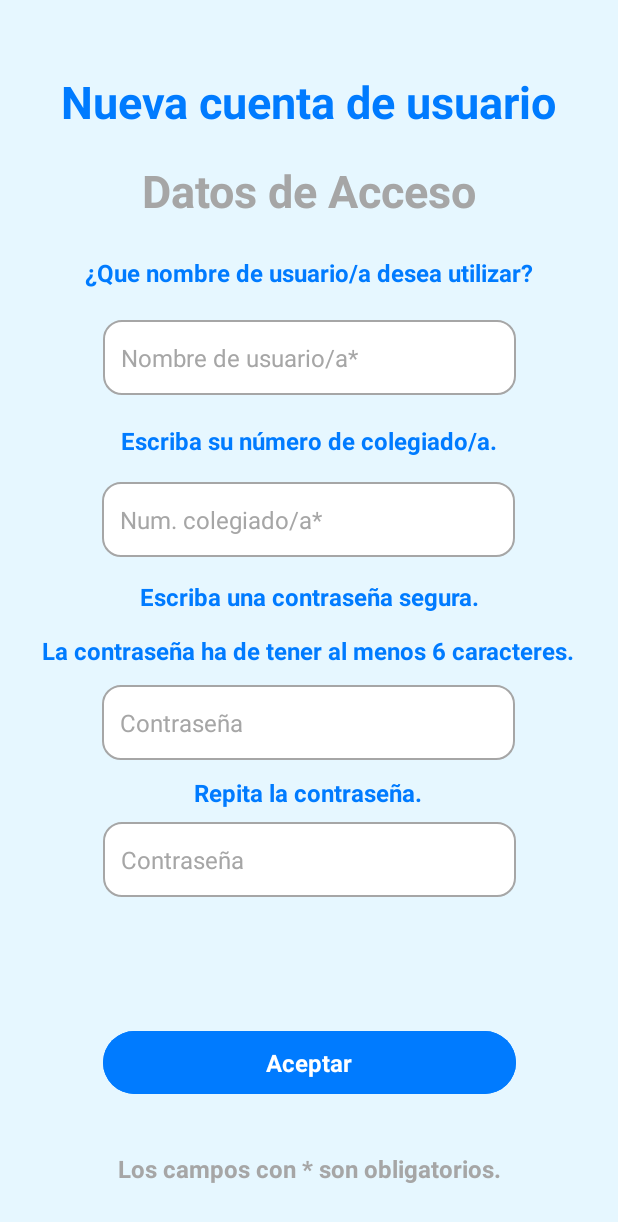
After one commit to JavPueEsc/DiagnoSkin_App, an Android app: the AltaDatosDeAccesoActivity screen opened directly, with no data from a screen before it, on a phone screen of 412 x 824 dp. The commit adds this screen. Shown: the top 1222 px of the screen. Run offline under Robolectric (Android 15) with nearby library versions, the phone set to English and light mode, and no system bars.

Commit message:
Versión 1.1: Diseño AltaDatosDeAccesoActivity

```diff
--- /dev/null
+++ b/app/src/main/java/es/studium/login/AltaDatosDeAccesoActivity.kt
@@ -0,0 +1,15 @@
+package es.studium.login
+
+import android.os.Bundle
+import androidx.activity.enableEdgeToEdge
+import androidx.appcompat.app.AppCompatActivity
+import androidx.core.view.ViewCompat
+import androidx.core.view.WindowInsetsCompat
+import es.studium.diagnoskin_app.R
+
+class AltaDatosDeAccesoActivity : AppCompatActivity() {
+    override fun onCreate(savedInstanceState: Bundle?) {
+        super.onCreate(savedInstanceState)
+        setContentView(R.layout.login_activity_alta_datos_de_acceso)
+    }
+}
--- /dev/null
+++ b/app/src/main/res/layout/login_activity_alta_datos_de_acceso.xml
@@ -0,0 +1,182 @@
+<?xml version="1.0" encoding="utf-8"?>
+<androidx.constraintlayout.widget.ConstraintLayout xmlns:android="http://schemas.android.com/apk/res/android"
+    xmlns:app="http://schemas.android.com/apk/res-auto"
+    xmlns:tools="http://schemas.android.com/tools"
+    android:id="@+id/main"
+    style="@style/ColorFondoLogin"
+    android:layout_width="match_parent"
+    android:layout_height="match_parent"
+    tools:context="es.studium.login.AltaDatosDeAccesoActivity">
+
+    <TextView
+        android:id="@+id/LO_lbl_TituloNuevaCuentaUsuario"
+        style="@style/TextosAzul_tam30"
+        android:layout_width="wrap_content"
+        android:layout_height="wrap_content"
+        android:text="@string/LO_lbl_tituloNuevaCuentaUsuario"
+        app:layout_constraintBottom_toBottomOf="parent"
+        app:layout_constraintEnd_toEndOf="parent"
+        app:layout_constraintHorizontal_bias="0.498"
+        app:layout_constraintStart_toStartOf="parent"
+        app:layout_constraintTop_toTopOf="parent"
+        app:layout_constraintVertical_bias="0.06" />
+
+    <TextView
+        android:id="@+id/LO_lbl_DatosDeAcceso"
+        style="@style/TextosGris_tam30"
+        android:layout_width="wrap_content"
+        android:layout_height="wrap_content"
+        android:text="@string/LO_lbl_subTituloNuevaCuentaUsuario"
+        app:layout_constraintBottom_toBottomOf="parent"
+        app:layout_constraintEnd_toEndOf="parent"
+        app:layout_constraintStart_toStartOf="parent"
+        app:layout_constraintTop_toBottomOf="@+id/LO_lbl_TituloNuevaCuentaUsuario"
+        app:layout_constraintVertical_bias="0.027" />
+
+    <TextView
+        android:id="@+id/LO_lbl_preguntaNombreUsuario"
+        style="@style/TextosAzul_tam16"
+        android:layout_width="wrap_content"
+        android:layout_height="wrap_content"
+        android:text="@string/LO_lbl_preguntaNombreUsuario"
+        app:layout_constraintBottom_toBottomOf="parent"
+        app:layout_constraintEnd_toEndOf="parent"
+        app:layout_constraintStart_toStartOf="parent"
+        app:layout_constraintTop_toBottomOf="@+id/LO_lbl_DatosDeAcceso"
+        app:layout_constraintVertical_bias="0.036" />
+
+    <EditText
+        android:id="@+id/LO_txt_IntroducirUsuario"
+        style="@style/EditTextRedondeado"
+        android:layout_width="275dp"
+        android:layout_height="50dp"
+        android:ems="10"
+        android:hint="@string/LO_hintNombreUsuario"
+        android:inputType="text"
+        app:layout_constraintBottom_toBottomOf="parent"
+        app:layout_constraintEnd_toEndOf="parent"
+        app:layout_constraintStart_toStartOf="parent"
+        app:layout_constraintTop_toBottomOf="@+id/LO_lbl_preguntaNombreUsuario"
+        app:layout_constraintVertical_bias="0.036" />
+
+    <TextView
+        android:id="@+id/LO_lbl_preguntaNumColegiado"
+        style="@style/TextosAzul_tam16"
+        android:layout_width="wrap_content"
+        android:layout_height="wrap_content"
+        android:text="@string/LO_lbl_preguntaNumColegiado"
+        app:layout_constraintBottom_toBottomOf="parent"
+        app:layout_constraintEnd_toEndOf="parent"
+        app:layout_constraintHorizontal_bias="0.498"
+        app:layout_constraintStart_toStartOf="parent"
+        app:layout_constraintTop_toBottomOf="@+id/LO_txt_IntroducirUsuario"
+        app:layout_constraintVertical_bias="0.036" />
+
+    <EditText
+        android:id="@+id/LO_txt_IntroducirNumColegiado"
+        style="@style/EditTextRedondeado"
+        android:layout_width="275dp"
+        android:layout_height="50dp"
+        android:ems="10"
+        android:hint="@string/LO_hintNumColegiado"
+        android:inputType="text"
+        app:layout_constraintBottom_toBottomOf="parent"
+        app:layout_constraintEnd_toEndOf="parent"
+        app:layout_constraintHorizontal_bias="0.497"
+        app:layout_constraintStart_toStartOf="parent"
+        app:layout_constraintTop_toBottomOf="@+id/LO_lbl_preguntaNumColegiado"
+        app:layout_constraintVertical_bias="0.036" />
+
+    <TextView
+        android:id="@+id/LO_lbl_claveSegura"
+        style="@style/TextosAzul_tam16"
+        android:layout_width="wrap_content"
+        android:layout_height="wrap_content"
+        android:text="@string/LO_lbl_claveSegura"
+        app:layout_constraintBottom_toBottomOf="parent"
+        app:layout_constraintEnd_toEndOf="parent"
+        app:layout_constraintHorizontal_bias="0.502"
+        app:layout_constraintStart_toStartOf="parent"
+        app:layout_constraintTop_toBottomOf="@+id/LO_txt_IntroducirNumColegiado"
+        app:layout_constraintVertical_bias="0.036" />
+
+    <TextView
+        android:id="@+id/LO_lbl_digitosClave"
+        style="@style/TextosAzul_tam16"
+        android:layout_width="wrap_content"
+        android:layout_height="wrap_content"
+        android:text="@string/LO_lbl_digitosClave"
+        app:layout_constraintBottom_toBottomOf="parent"
+        app:layout_constraintEnd_toEndOf="parent"
+        app:layout_constraintHorizontal_bias="0.498"
+        app:layout_constraintStart_toStartOf="parent"
+        app:layout_constraintTop_toBottomOf="@+id/LO_lbl_claveSegura"
+        app:layout_constraintVertical_bias="0.036" />
+
+    <EditText
+        android:id="@+id/LO_txt_IntroducirClave1"
+        style="@style/EditTextRedondeado"
+        android:layout_width="275dp"
+        android:layout_height="50dp"
+        android:ems="10"
+        android:hint="@string/LO_hintEditTextClave"
+        android:inputType="text"
+        app:layout_constraintBottom_toBottomOf="parent"
+        app:layout_constraintEnd_toEndOf="parent"
+        app:layout_constraintHorizontal_bias="0.497"
+        app:layout_constraintStart_toStartOf="parent"
+        app:layout_constraintTop_toBottomOf="@+id/LO_lbl_digitosClave"
+        app:layout_constraintVertical_bias="0.036" />
+
+    <TextView
+        android:id="@+id/LO_lbl_repitaClave"
+        style="@style/TextosAzul_tam16"
+        android:layout_width="wrap_content"
+        android:layout_height="wrap_content"
+        android:text="@string/LO_lbl_repitaClave"
+        app:layout_constraintBottom_toBottomOf="parent"
+        app:layout_constraintEnd_toEndOf="parent"
+        app:layout_constraintHorizontal_bias="0.498"
+        app:layout_constraintStart_toStartOf="parent"
+        app:layout_constraintTop_toBottomOf="@+id/LO_txt_IntroducirClave1"
+        app:layout_constraintVertical_bias="0.036" />
+
+    <EditText
+        android:id="@+id/LO_txt_IntroducirClave2"
+        style="@style/EditTextRedondeado"
+        android:layout_width="275dp"
+        android:layout_height="50dp"
+        android:ems="10"
+        android:hint="@string/LO_hintEditTextClave"
+        android:inputType="text"
+        app:layout_constraintBottom_toBottomOf="parent"
+        app:layout_constraintEnd_toEndOf="parent"
+        app:layout_constraintStart_toStartOf="parent"
+        app:layout_constraintTop_toBottomOf="@+id/LO_lbl_repitaClave"
+        app:layout_constraintVertical_bias="0.036" />
+
+    <Button
+        android:id="@+id/LO_btn_AceptarDatosAcceso"
+        style="@style/EstiloBotonesLogin"
+        android:layout_width="275dp"
+        android:layout_height="50dp"
+        android:text="@string/LO_btn_AceptarDatosAcceso"
+        app:layout_constraintBottom_toBottomOf="parent"
+        app:layout_constraintEnd_toEndOf="parent"
+        app:layout_constraintStart_toStartOf="parent"
+        app:layout_constraintTop_toBottomOf="@+id/LO_txt_IntroducirClave2"
+        app:layout_constraintVertical_bias="0.483" />
+
+    <TextView
+        android:id="@+id/LO_lbl_camposObligatorios"
+        android:layout_width="wrap_content"
+        android:layout_height="wrap_content"
+        style="@style/TextosGris_tam16"
+        android:text="@string/LO_lbl_camposObligatorios"
+        app:layout_constraintBottom_toBottomOf="parent"
+        app:layout_constraintEnd_toEndOf="parent"
+        app:layout_constraintStart_toStartOf="parent"
+        app:layout_constraintTop_toBottomOf="@+id/LO_btn_AceptarDatosAcceso"
+        app:layout_constraintVertical_bias="0.5" />
+
+</androidx.constraintlayout.widget.ConstraintLayout>
--- a/app/src/main/res/values/estilos.xml
+++ b/app/src/main/res/values/estilos.xml
@@ -1,11 +1,7 @@
 <?xml version="1.0" encoding="utf-8"?>
 <resources>
-    <!-- Loggin-->
-    <!-- Color de fondo -->
-    <style name="ColorFondoLogin" parent="Theme.AppCompat.Light.NoActionBar">
-        <item name="android:background">@color/celesteFondoLogin</item>
-    </style>
-    <!--Edit text personalizado-->
+    <!-- ESTILOS COMUNES -->
+    <!--Edit text personalizado - redondeado-->
     <style name="EditTextRedondeado">
         <item name="android:background">@drawable/edittext_redondeado</item>
         <item name="android:padding">12dp</item>
@@ -13,10 +9,45 @@
         <item name="android:textColor">#A6A6A6</item>
         <item name="android:textSize">16sp</item>
     </style>
-    <!-- Switch con colores personalizados-->
-    <style name="SwitchBoxAzul">
+    <style name="TextosAzul_tam16" parent="Theme.Material3.DayNight.NoActionBar">
+        <item name="android:textSize">16sp</item>
         <item name="android:textColor">#007BFF</item>
         <item name="android:textStyle">bold</item>
     </style>
+    <style name="TextosGris_tam16" parent="Theme.Material3.DayNight.NoActionBar">
+        <item name="android:textSize">16sp</item>
+        <item name="android:textColor">#A6A6A6</item>
+        <item name="android:textStyle">bold</item>
+    </style>
+    <style name="TextosAzul_tam30" parent="Theme.Material3.DayNight.NoActionBar">
+        <item name="android:textSize">30sp</item>
+        <item name="android:textColor">#007BFF</item>
+        <item name="android:textStyle">bold</item>
+    </style>
+    <style name="TextosGris_tam30" parent="Theme.Material3.DayNight.NoActionBar">
+        <item name="android:textSize">30sp</item>
+        <item name="android:textColor">#A6A6A6</item>
+        <item name="android:textStyle">bold</item>
+    </style>
+
+    <!-- ESTILOS LOGING-->
+    <!-- Color de fondo -->
+    <style name="ColorFondoLogin" parent="Theme.AppCompat.Light.NoActionBar">
+        <item name="android:background">@color/celesteFondoLogin</item>
+    </style>
+
+    <!-- Switch con colores personalizados-->
+    <style name="SwitchBoxAzul">
+        <item name="android:textSize">16sp</item>
+        <item name="android:textColor">#007BFF</item>
+        <item name="android:textStyle">bold</item>
+    </style>
+    <!-- Estilo botones Login -->
+    <style name="EstiloBotonesLogin" parent="Theme.AppCompat.DayNight.NoActionBar">
+        <item name="android:textSize">16sp</item>
+        <item name="android:textColor">@color/white</item>
+        <item name="android:textStyle">bold</item>
+        <item name="android:backgroundTint">@color/azulBrillante</item>
+    </style>
 
 </resources>
--- a/app/src/main/res/values/strings.xml
+++ b/app/src/main/res/values/strings.xml
@@ -2,9 +2,25 @@
     <string name="app_name">DiagnoSkin_app</string>
 
     <!-- LOGIN -->
+    <!-- AutenticacionActivity -->
     <string name="LO_hintEditTextUsuario">Nombre de usuario</string>
     <string name="LO_hintEditTextClave">Contraseña</string>
     <string name="LO_switchMostrarClave">Mostrar contraseña</string>
     <string name="LO_lblBiometria">Acceda con Biometría</string>
+    <string name="LO_btnIniciarSesion">Iniciar sesión</string>
+    <string name="LO_lblCrearNuevaCuenta">Crear una nueva cuenta</string>
 
+    <!--AltaDatosDeAccesoActivity -->
+    <string name="LO_lbl_tituloNuevaCuentaUsuario">Nueva cuenta de usuario</string>
+    <string name="LO_lbl_subTituloNuevaCuentaUsuario">Datos de Acceso</string>
+    <string name="LO_lbl_preguntaNombreUsuario">¿Que nombre de usuario/a desea utilizar?</string>
+    <string name="LO_hintNombreUsuario">Nombre de usuario/a*</string>
+    <string name="LO_lbl_preguntaNumColegiado">Escriba su número de colegiado/a.</string>
+    <string name="LO_hintNumColegiado">Num. colegiado/a*</string>
+    <string name="LO_lbl_claveSegura">Escriba una contraseña segura.</string>
+    <string name="LO_lbl_digitosClave">La contraseña ha de tener al menos 6 caracteres.</string>
+    <string name="LO_hintClave">Contraseña*</string>
+    <string name="LO_lbl_repitaClave">Repita la contraseña.</string>
+    <string name="LO_lbl_camposObligatorios">Los campos con * son obligatorios.</string>
+    <string name="LO_btn_AceptarDatosAcceso">Aceptar</string>
 </resources>
```
Also changed, not shown: app/src/main/AndroidManifest.xml (+6 -3 lines), app/src/main/res/drawable/huella.xml (added, +26 -0 lines), app/src/main/res/layout/login_activity_autenticacion.xml (+64 -24 lines).
